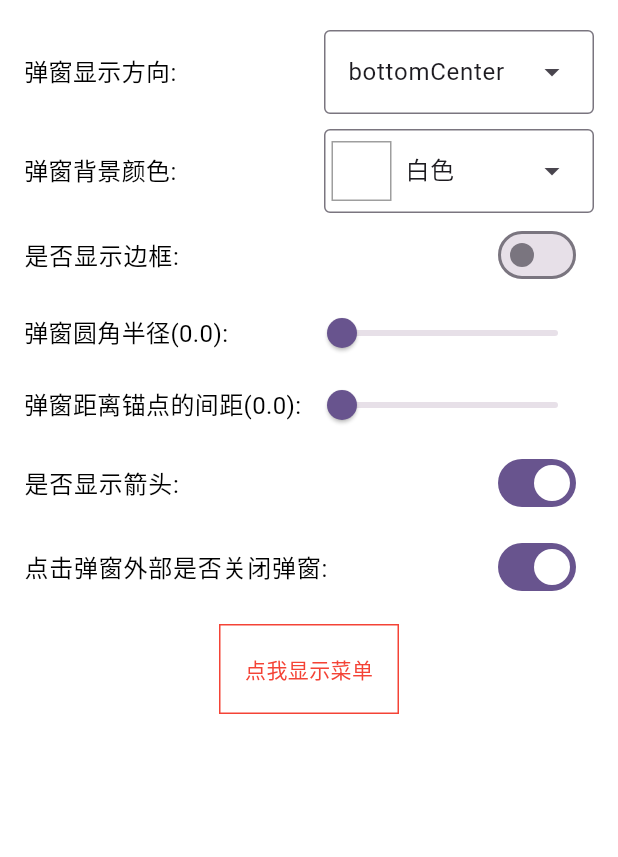
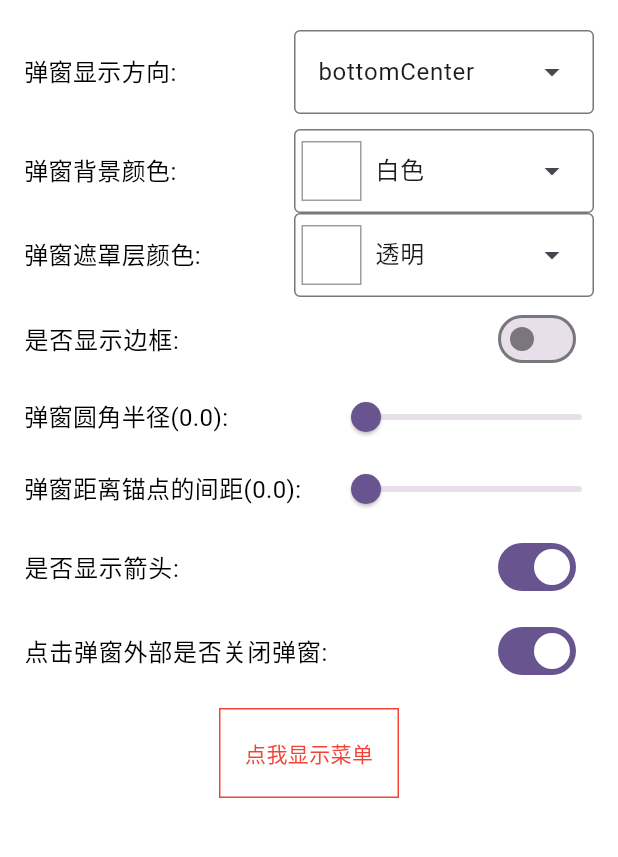
Before and after one commit to kongpf8848/bubble_popup_window, a Flutter app: the BasicExample screen opened directly, on a phone screen of 412 x 824 dp, the part 84-941 px from its top. Run offline on Flutter 3.47's test engine with Material 3 defaults, Android fonts, the phone set to English and light mode, and no system bars.

Commit message:
优化example

```diff
--- a/example/lib/pages/basic_example.dart
+++ b/example/lib/pages/basic_example.dart
@@ -17,9 +17,19 @@ class _BasicExampleState extends State<BasicExample> {
     "蓝色": Colors.green,
   };
 
+  final _maskColorMap = {
+    "透明": Colors.transparent,
+    "黑色，12%不透明度": Colors.black12,
+    "黑色，26%不透明度": Colors.black26,
+    "黑色，38%不透明度": Colors.black38,
+    "黑色，45%不透明度": Colors.black45,
+    "黑色，54%不透明度": Colors.black54,
+  };
+
   final GlobalKey moreKey = GlobalKey();
 
   Color _color = Colors.white;
+  Color _maskColor = Colors.transparent;
   Color? _borderColor;
   BubbleDirection _direction = BubbleDirection.bottomCenter;
   bool _showArrow = true;
@@ -73,7 +83,7 @@ class _BasicExampleState extends State<BasicExample> {
               ),
               const Spacer(),
               DropdownMenu<BubbleDirection>(
-                width: 180,
+                width: 200,
                 initialSelection: _direction,
                 onSelected: (BubbleDirection? direction) {
                   _direction = direction!;
@@ -106,7 +116,7 @@ class _BasicExampleState extends State<BasicExample> {
               ),
               const Spacer(),
               DropdownMenu<Color>(
-                width: 180,
+                width: 200,
                 initialSelection: _color,
                 leadingIcon: SizedBox(
                     width: 50,
@@ -136,6 +146,54 @@ class _BasicExampleState extends State<BasicExample> {
                       width: 40,
                       height: 40,
                       color: _colorMap.values.elementAt(index),
+                    ),
+                  );
+                }),
+              )
+            ],
+          ),
+        ),
+        Padding(
+          padding: const EdgeInsets.symmetric(horizontal: 16.0),
+          child: Row(
+            children: [
+              const Text(
+                "弹窗遮罩层颜色:",
+                style: TextStyle(
+                  fontSize: 16,
+                  color: Colors.black,
+                ),
+              ),
+              const Spacer(),
+              DropdownMenu<Color>(
+                width: 200,
+                initialSelection: _maskColor,
+                leadingIcon: SizedBox(
+                    width: 50,
+                    height: 50,
+                    child: Center(
+                      child: Container(
+                        width: 40,
+                        height: 40,
+                        decoration: BoxDecoration(
+                          color: _maskColor,
+                          border: Border.all(color: Colors.grey)
+                        ),
+                      ),
+                    )),
+                onSelected: (Color? color) {
+                  setState(() {
+                    _maskColor = color!;
+                  });
+                },
+                dropdownMenuEntries: List.generate(_maskColorMap.length, (index) {
+                  return DropdownMenuEntry(
+                    label: _maskColorMap.keys.elementAt(index),
+                    value: _maskColorMap.values.elementAt(index),
+                    leadingIcon: Container(
+                      width: 40,
+                      height: 40,
+                      color: _maskColorMap.values.elementAt(index),
                     ),
                   );
                 }),
@@ -213,7 +271,7 @@ class _BasicExampleState extends State<BasicExample> {
             ),
           ),
         Padding(
-          padding: const EdgeInsets.symmetric(horizontal: 16.0),
+          padding: const EdgeInsets.only(left: 16.0),
           child: Row(
             children: [
               Text(
@@ -237,7 +295,7 @@ class _BasicExampleState extends State<BasicExample> {
           ),
         ),
         Padding(
-          padding: const EdgeInsets.symmetric(horizontal: 16.0),
+          padding: const EdgeInsets.only(left: 16.0),
           child: Row(
             children: [
               Text(
@@ -368,6 +426,7 @@ class _BasicExampleState extends State<BasicExample> {
       miniEdgeMargin: const EdgeInsets.only(left: 10, right: 10),
       direction: _direction,
       color: _color,
+      maskColor: _maskColor,
       border: (_showBorder && _borderColor != null)
           ? BorderSide(color: _borderColor!)
           : null,
```
